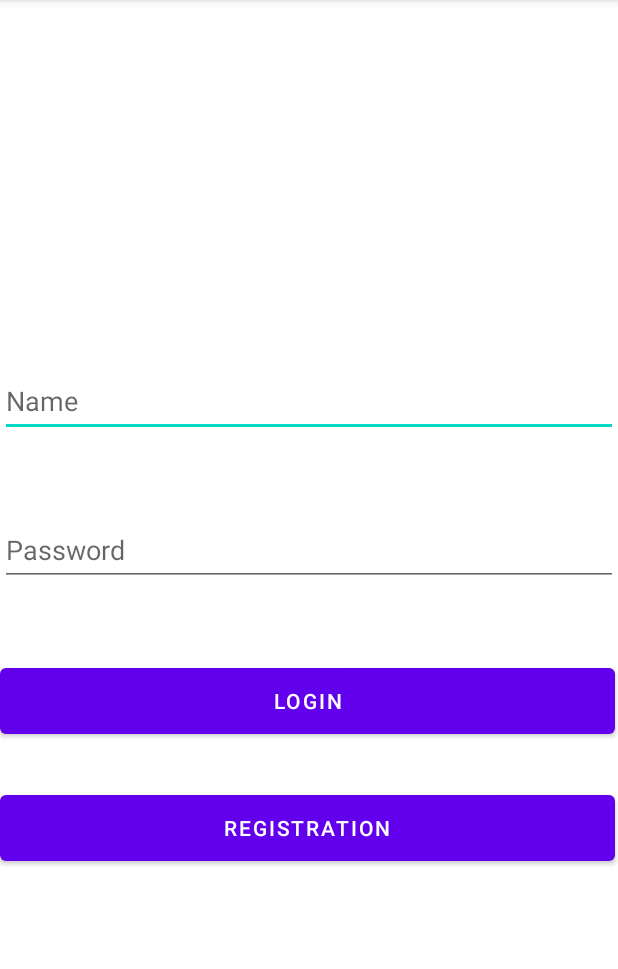
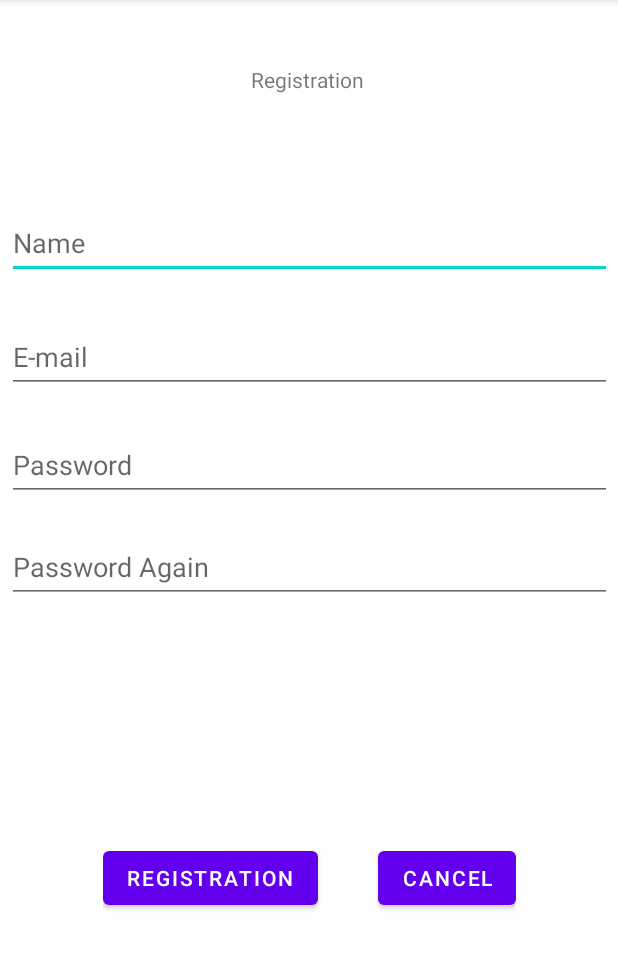
Before and after one commit to vrljaron/Tattoosalon, an Android app: the screen it shows after launch (MainActivity before the commit, RegistrationActivity after it), after a tap on "REGISTRATION", on a phone screen of 412 x 824 dp, the part 84-1053 px from its top. Run offline under Robolectric (Android 15) with nearby library versions, the phone set to English and light mode, and no system bars.

Commit message:
RegistrationActivity

```diff
--- a/app/src/main/java/com/example/tattoosalon/MainActivity.java
+++ b/app/src/main/java/com/example/tattoosalon/MainActivity.java
@@ -2,6 +2,7 @@ package com.example.tattoosalon;
 
 import androidx.appcompat.app.AppCompatActivity;
 
+import android.content.Intent;
 import android.os.Bundle;
 import android.util.Log;
 import android.view.View;
@@ -9,6 +10,7 @@ import android.widget.EditText;
 
 public class MainActivity extends AppCompatActivity {
     private static final String LOG_TAG = MainActivity.class.getName();
+    private static final int SECRET_KEY = 99;
 
     EditText userNameET;
     EditText passwordET;
@@ -31,6 +33,9 @@ public class MainActivity extends AppCompatActivity {
     }
 
     public void registration(View view) {
+        Intent intent = new Intent(this, RegistrationActivity.class);
+        intent.putExtra("SECRET_KEY", SECRET_KEY);
 
+        startActivity(intent);
     }
 }
--- a/app/src/main/java/com/example/tattoosalon/RegistrationActivity.java
+++ b/app/src/main/java/com/example/tattoosalon/RegistrationActivity.java
@@ -3,12 +3,46 @@ package com.example.tattoosalon;
 import androidx.appcompat.app.AppCompatActivity;
 
 import android.os.Bundle;
+import android.util.Log;
+import android.view.View;
+import android.widget.EditText;
 
 public class RegistrationActivity extends AppCompatActivity {
+    private static final String LOG_TAG = RegistrationActivity.class.getName();
+    EditText userNameET;
+    EditText emailET;
+    EditText pwET;
+    EditText pwConET;
 
     @Override
     protected void onCreate(Bundle savedInstanceState) {
         super.onCreate(savedInstanceState);
         setContentView(R.layout.activity_registration);
+
+        int secret_key = getIntent().getIntExtra("SECRET_KEY", 0);
+
+        if (secret_key != 99) {
+            finish();
+        }
+        userNameET = findViewById(R.id.RegUserName);
+        emailET = findViewById(R.id.regEmail);
+        pwET = findViewById(R.id.regPassword);
+        pwConET = findViewById(R.id.regPassword_Again);
+    }
+
+    public void registration(View view) {
+        String username = userNameET.getText().toString();
+        String email = emailET.getText().toString();
+        String pw = pwET.getText().toString();
+        String pwConfirm = pwConET.getText().toString();
+
+        if (!pw.equals(pwConfirm)) {
+            Log.e(LOG_TAG, "password != passwordConfirm");
+        }
+        Log.i(LOG_TAG, "registration: " + username + " email: " + email);
+    }
+
+    public void cancel(View view) {
+        finish();
     }
 }
--- a/app/src/main/res/layout/activity_registration.xml
+++ b/app/src/main/res/layout/activity_registration.xml
@@ -6,4 +6,95 @@
     android:layout_height="match_parent"
     tools:context=".RegistrationActivity">
 
+    <TextView
+        android:id="@+id/regText"
+        android:layout_width="wrap_content"
+        android:layout_height="wrap_content"
+        android:text="@string/registration"
+        app:layout_constraintBottom_toBottomOf="parent"
+        app:layout_constraintEnd_toEndOf="parent"
+        app:layout_constraintHorizontal_bias="0.498"
+        app:layout_constraintStart_toStartOf="parent"
+        app:layout_constraintTop_toTopOf="parent"
+        app:layout_constraintVertical_bias="0.058" />
+
+    <EditText
+        android:id="@+id/RegUserName"
+        android:layout_width="403dp"
+        android:layout_height="48dp"
+        android:ems="10"
+        android:hint="@string/name"
+        android:inputType="text"
+        app:layout_constraintBottom_toBottomOf="parent"
+        app:layout_constraintEnd_toEndOf="parent"
+        app:layout_constraintStart_toStartOf="parent"
+        app:layout_constraintTop_toBottomOf="@+id/regText"
+        app:layout_constraintVertical_bias="0.115" />
+
+    <EditText
+        android:id="@+id/regEmail"
+        android:layout_width="403dp"
+        android:layout_height="48dp"
+        android:ems="10"
+        android:hint="@string/email"
+        android:inputType="textEmailAddress"
+        app:layout_constraintBottom_toBottomOf="parent"
+        app:layout_constraintEnd_toEndOf="parent"
+        app:layout_constraintStart_toStartOf="parent"
+        app:layout_constraintTop_toBottomOf="@+id/RegUserName"
+        app:layout_constraintVertical_bias="0.052" />
+
+    <EditText
+        android:id="@+id/regPassword"
+        android:layout_width="403dp"
+        android:layout_height="48dp"
+        android:ems="10"
+        android:hint="@string/password"
+        android:inputType="textPassword"
+        app:layout_constraintBottom_toBottomOf="parent"
+        app:layout_constraintEnd_toEndOf="parent"
+        app:layout_constraintStart_toStartOf="parent"
+        app:layout_constraintTop_toBottomOf="@+id/regEmail"
+        app:layout_constraintVertical_bias="0.052" />
+
+    <EditText
+        android:id="@+id/regPassword_Again"
+        android:layout_width="403dp"
+        android:layout_height="48dp"
+        android:ems="10"
+        android:hint="@string/password_again"
+        android:inputType="textPassword"
+        app:layout_constraintBottom_toBottomOf="parent"
+        app:layout_constraintEnd_toEndOf="parent"
+        app:layout_constraintStart_toStartOf="parent"
+        app:layout_constraintTop_toBottomOf="@+id/regPassword"
+        app:layout_constraintVertical_bias="0.052" />
+
+    <LinearLayout
+        android:layout_width="wrap_content"
+        android:layout_height="wrap_content"
+        app:layout_constraintBottom_toBottomOf="parent"
+        app:layout_constraintEnd_toEndOf="parent"
+        app:layout_constraintStart_toStartOf="parent"
+        app:layout_constraintTop_toBottomOf="@+id/regPassword_Again">
+
+
+        <Button
+            android:id="@+id/regButton"
+            android:layout_width="wrap_content"
+            android:layout_height="wrap_content"
+            android:layout_weight="1"
+            android:onClick="registration"
+            android:text="@string/registration" />
+
+        <Button
+            android:id="@+id/canButton"
+            android:layout_width="wrap_content"
+            android:layout_height="wrap_content"
+            android:layout_weight="1"
+            android:onClick="cancel"
+            android:layout_marginStart="40dp"
+            android:text="@android:string/cancel" />
+    </LinearLayout>
+
 </androidx.constraintlayout.widget.ConstraintLayout>
--- a/app/src/main/res/values/strings.xml
+++ b/app/src/main/res/values/strings.xml
@@ -4,4 +4,6 @@
     <string name="password">Password</string>
     <string name="login">Login</string>
     <string name="registration">Registration</string>
+    <string name="email">E-mail</string>
+    <string name="password_again">Password Again</string>
 </resources>
```
